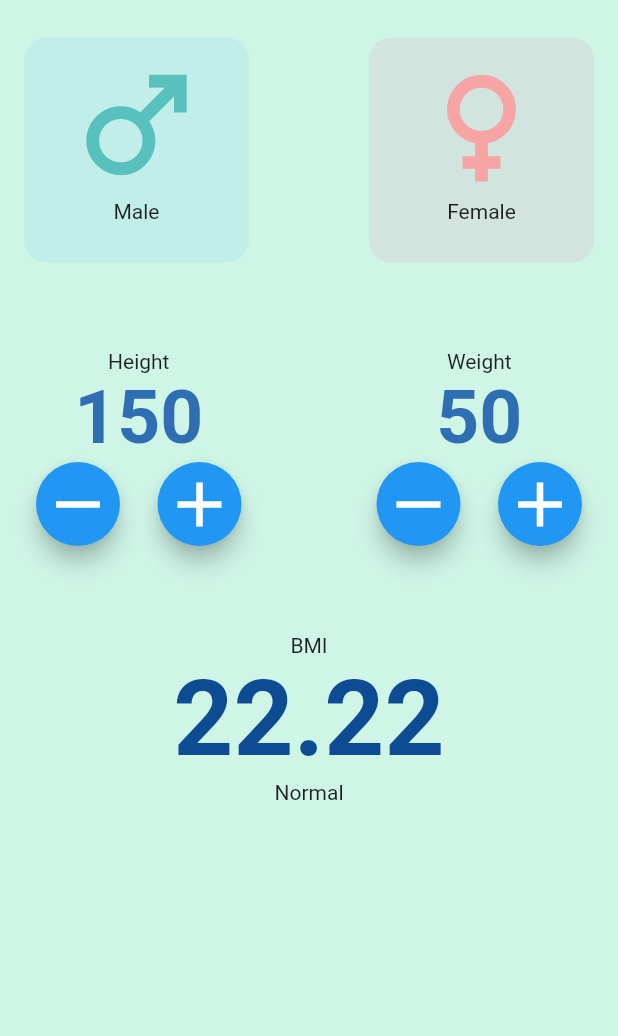
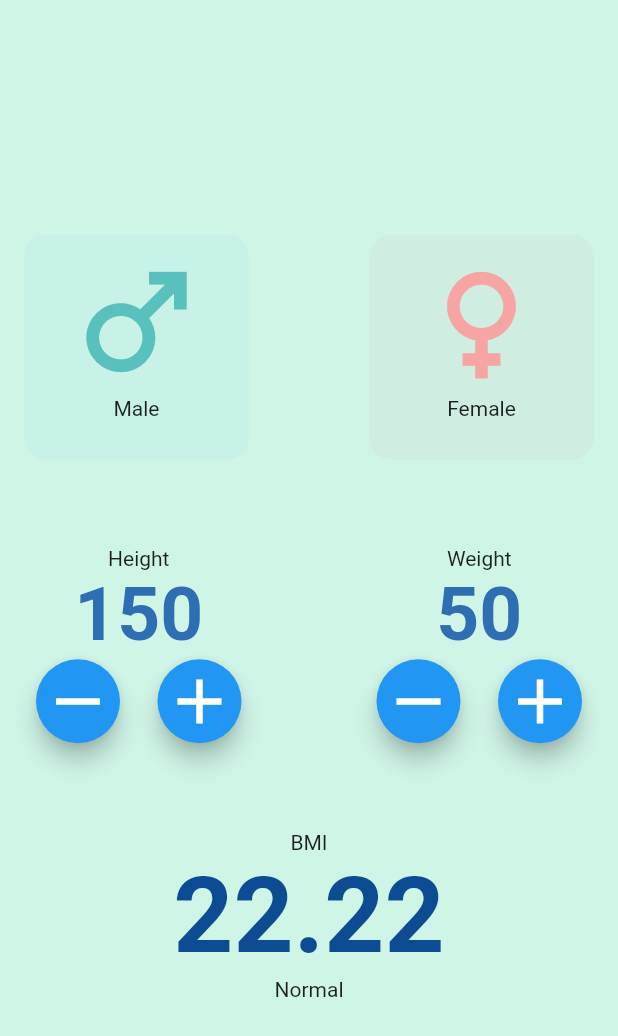
Before and after one commit to dulakshirb/bmi_calculator, a Flutter app: the screen it shows after launch, on a phone screen of 412 x 824 dp. Shown: the top 1036 px of the screen. Run offline on Flutter 3.47's test engine with Material 2 defaults, Android fonts, the phone set to English and light mode, and no system bars.

Commit message:
Gender tile style changes

```diff
--- a/lib/main_page.dart
+++ b/lib/main_page.dart
@@ -24,6 +24,7 @@ class _MainPageState extends State<MainPage> {
           color: const Color(0xFFCFF5E7),
           padding: const EdgeInsets.symmetric(horizontal: 16, vertical: 25),
           child: Column(
+            mainAxisAlignment: MainAxisAlignment.center,
             children: [
               Row(
                 children: [
@@ -40,7 +41,7 @@ class _MainPageState extends State<MainPage> {
                       decoration: BoxDecoration(
                         color: gender == 'M'
                             ? Colors.blue.withAlpha(120)
-                            : Colors.blue.withAlpha(20),
+                            : Colors.blue.withAlpha(10),
                         borderRadius: BorderRadius.circular(15),
                       ),
                       padding: const EdgeInsets.all(8.0),
@@ -70,7 +71,7 @@ class _MainPageState extends State<MainPage> {
                       decoration: BoxDecoration(
                           color: gender == 'F'
                               ? Colors.pink.withAlpha(120)
-                              : Colors.pink.withAlpha(20),
+                              : Colors.pink.withAlpha(10),
                           borderRadius: BorderRadius.circular(15)),
                       padding: const EdgeInsets.all(8.0),
                       child: Column(
```
